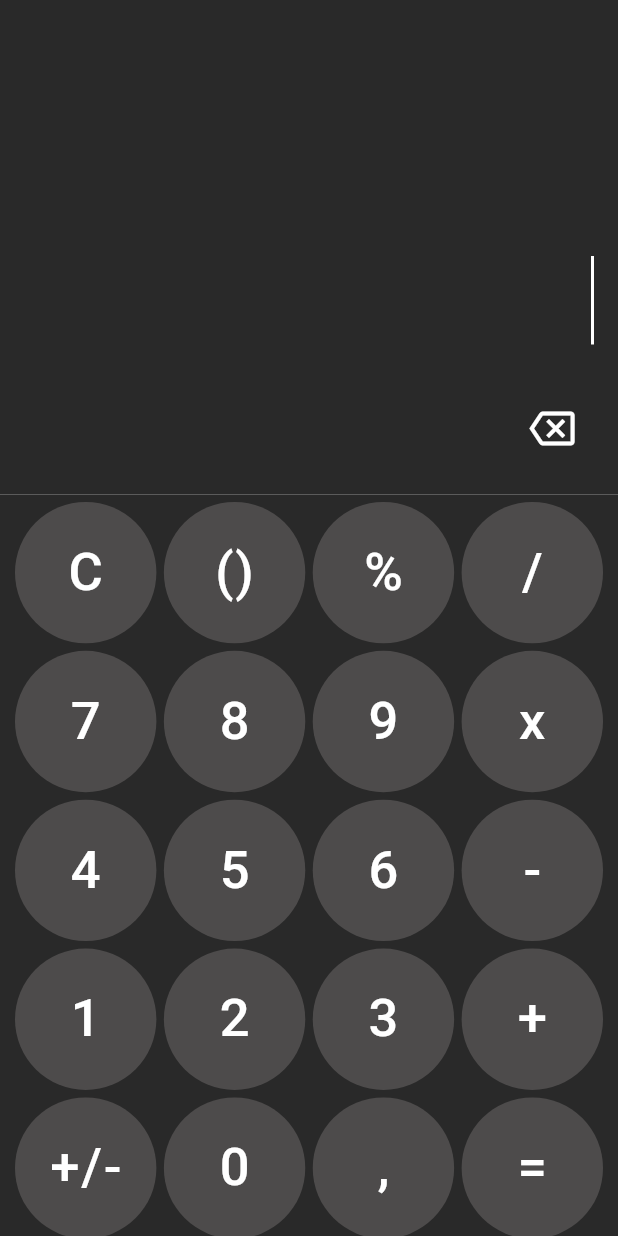
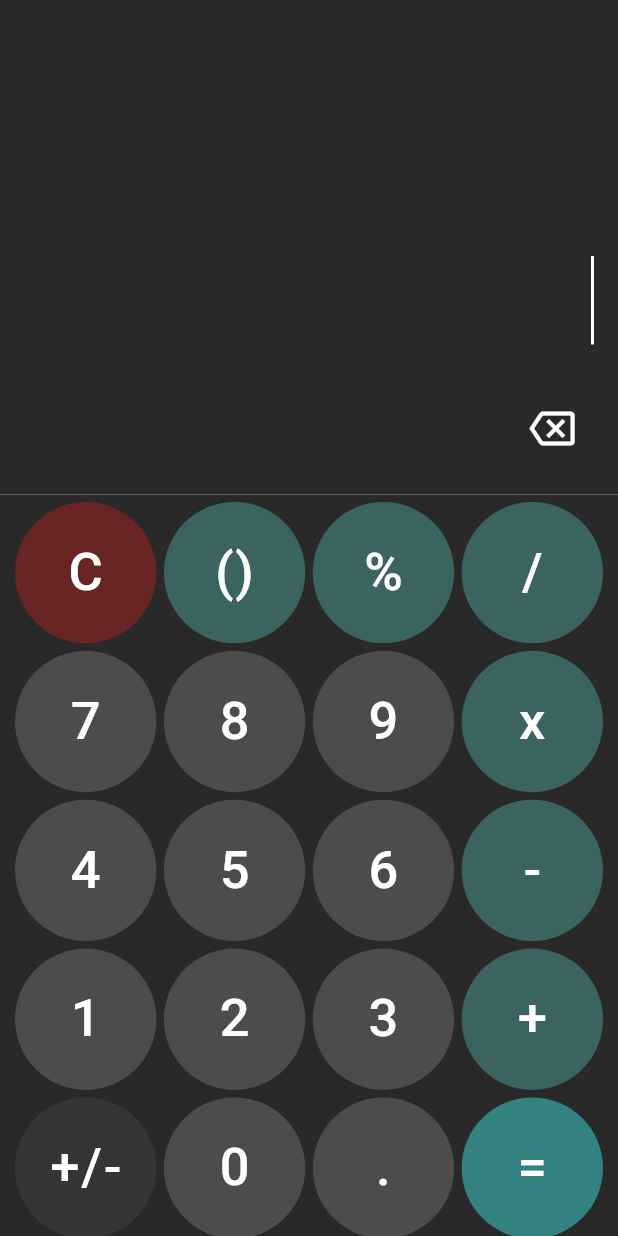
Before and after one commit to MatiasSalomon01/Flutter_Calculator, a Flutter app: the screen it shows after launch, on a phone screen of 412 x 824 dp. Run offline on Flutter 3.47's test engine with Material 2 defaults, Android fonts, the phone set to English and light mode, and no system bars.

Commit message:
Creacion botones constantes, agregando color a los botones

```diff
--- /dev/null
+++ b/lib/constants/consts.dart
@@ -0,0 +1,36 @@
+import 'package:fl_calculator/screens/home_screen.dart';
+import 'package:flutter/material.dart';
+
+class Constants {
+  static const customButtons = [
+    FloatingActionButtonCustom(
+        value: 'C', color: Color.fromARGB(255, 105, 36, 36)),
+    FloatingActionButtonCustom(
+        value: '()', color: Color.fromARGB(255, 59, 99, 97)),
+    FloatingActionButtonCustom(
+        value: '%', color: Color.fromARGB(255, 59, 99, 97)),
+    FloatingActionButtonCustom(
+        value: '/', color: Color.fromARGB(255, 59, 99, 97)),
+    FloatingActionButtonCustom(value: '7'),
+    FloatingActionButtonCustom(value: '8'),
+    FloatingActionButtonCustom(value: '9'),
+    FloatingActionButtonCustom(
+        value: 'x', color: Color.fromARGB(255, 59, 99, 97)),
+    FloatingActionButtonCustom(value: '4'),
+    FloatingActionButtonCustom(value: '5'),
+    FloatingActionButtonCustom(value: '6'),
+    FloatingActionButtonCustom(
+        value: '-', color: Color.fromARGB(255, 59, 99, 97)),
+    FloatingActionButtonCustom(value: '1'),
+    FloatingActionButtonCustom(value: '2'),
+    FloatingActionButtonCustom(value: '3'),
+    FloatingActionButtonCustom(
+        value: '+', color: Color.fromARGB(255, 59, 99, 97)),
+    FloatingActionButtonCustom(
+        value: '+/-', color: Color.fromARGB(255, 53, 53, 53)),
+    FloatingActionButtonCustom(value: '0'),
+    FloatingActionButtonCustom(value: '.'),
+    FloatingActionButtonCustom(
+        value: '=', color: Color.fromARGB(255, 50, 131, 127)),
+  ];
+}
--- a/lib/screens/home_screen.dart
+++ b/lib/screens/home_screen.dart
@@ -1,4 +1,5 @@
 import 'package:fl_calculator/Helpers/helper.dart';
+import 'package:fl_calculator/constants/consts.dart';
 import 'package:fl_calculator/providers/provider.dart';
 import 'package:flutter/material.dart';
 import 'package:provider/provider.dart';
@@ -111,55 +112,17 @@ class HomeScreen extends StatelessWidget {
                   color: const Color(0xff292929),
                   // color: Colors.red,
                   child: GridView.count(
-                    physics: const NeverScrollableScrollPhysics(),
-                    padding: const EdgeInsets.only(right: 10, left: 10, top: 5),
-                    mainAxisSpacing: 5,
-                    crossAxisSpacing: 5,
-                    crossAxisCount: 4,
-                    children: const [
-                      FloatingActionButtonCustom(value: 'C'),
-                      FloatingActionButtonCustom(value: '()'),
-                      FloatingActionButtonCustom(value: '%'),
-                      FloatingActionButtonCustom(value: '/'),
-                      FloatingActionButtonCustom(value: '7'),
-                      FloatingActionButtonCustom(value: '8'),
-                      FloatingActionButtonCustom(value: '9'),
-                      FloatingActionButtonCustom(value: 'x'),
-                      FloatingActionButtonCustom(value: '4'),
-                      FloatingActionButtonCustom(value: '5'),
-                      FloatingActionButtonCustom(value: '6'),
-                      FloatingActionButtonCustom(value: '-'),
-                      FloatingActionButtonCustom(value: '1'),
-                      FloatingActionButtonCustom(value: '2'),
-                      FloatingActionButtonCustom(value: '3'),
-                      FloatingActionButtonCustom(value: '+'),
-                      FloatingActionButtonCustom(value: '+/-'),
-                      FloatingActionButtonCustom(value: '0'),
-                      FloatingActionButtonCustom(value: ','),
-                      FloatingActionButtonCustom(value: '='),
-                    ],
-                  ),
+                      physics: const NeverScrollableScrollPhysics(),
+                      padding:
+                          const EdgeInsets.only(right: 10, left: 10, top: 5),
+                      mainAxisSpacing: 5,
+                      crossAxisSpacing: 5,
+                      crossAxisCount: 4,
+                      children: Constants.customButtons),
                 ),
               )
             ],
           ),
-          // SafeArea(
-          //   child: Container(
-          //     padding: EdgeInsets.all(5),
-          //     child: Builder(
-          //       builder: (context) => IconButton(
-          //         onPressed: () {
-          //           Scaffold.of(context).openDrawer();
-          //         },
-          //         icon: Icon(
-          //           Icons.menu,
-          //           color: Colors.white,
-          //           size: 32,
-          //         ),
-          //       ),
-          //     ),
-          //   ),
-          // ),
         ],
       ),
     );
@@ -168,14 +131,19 @@ class HomeScreen extends StatelessWidget {
 
 class FloatingActionButtonCustom extends StatelessWidget {
   final String value;
-  const FloatingActionButtonCustom({super.key, required this.value});
+  final Color color;
+  const FloatingActionButtonCustom({
+    super.key,
+    required this.value,
+    this.color = const Color.fromARGB(255, 77, 75, 75),
+  });
 
   @override
   Widget build(BuildContext context) {
     final inputProvider = Provider.of<InputProvider>(context);
 
     return FloatingActionButton(
-      backgroundColor: const Color.fromARGB(255, 77, 75, 75),
+      backgroundColor: color,
       highlightElevation: 0,
       elevation: 0,
       child: Text(value, style: const TextStyle(fontSize: 35)),
```
